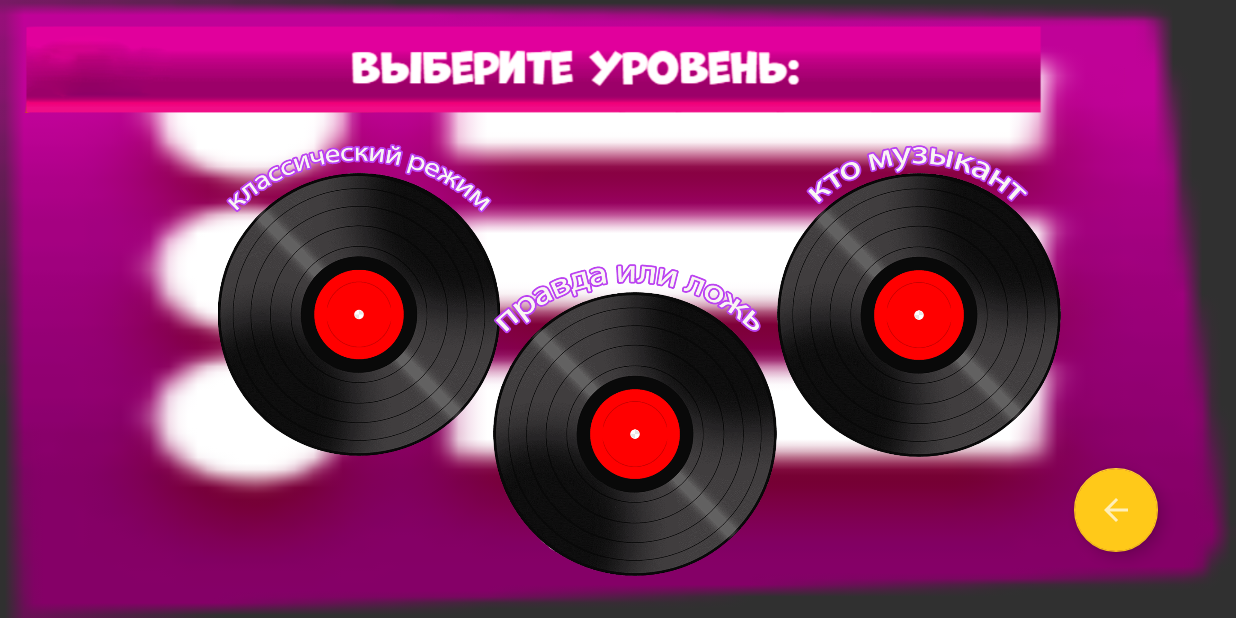
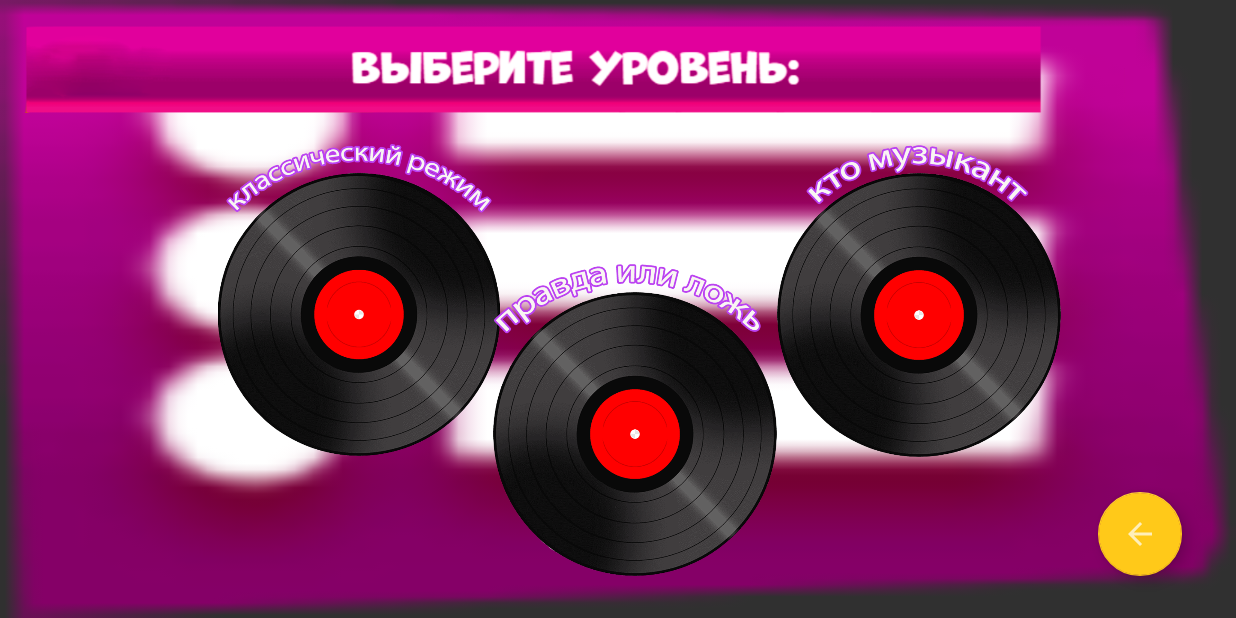
Before and after one commit to maxim200512345/GuessTheMusic, an Android app: the SelectTypeOfGame screen opened directly, with no data from a screen before it, on a phone screen of 824 x 412 dp (held sideways). Run offline under Robolectric (Android 15) with nearby library versions, the light colour scheme and no system bars.

Commit message:
final commit

```diff
--- a/app/src/main/java/com/codecademy/app/games/WhoIsSingerGame.java
+++ b/app/src/main/java/com/codecademy/app/games/WhoIsSingerGame.java
@@ -368,7 +368,7 @@ public class WhoIsSingerGame extends AppCompatActivity {
     }
     public  void startTimer(){
         if (timer == null){
-            timer = new CountDownTimer(5000, 1000) {
+            timer = new CountDownTimer(15000, 1000) {
                 @Override
                 public void onTick(long millisUntilFinished) {
                     String times = "осталось до конца раунда - " + millisUntilFinished / 1000;
@@ -394,7 +394,7 @@ public class WhoIsSingerGame extends AppCompatActivity {
         }
         else{
             timer.cancel();
-            timer = new CountDownTimer(5000, 1000) {
+            timer = new CountDownTimer(15000, 1000) {
                 @SuppressLint("SetTextI18n")
                 @Override
                 public void onTick(long millisUntilFinished) {
--- a/app/src/main/java/com/codecademy/app/games/classic_game.java
+++ b/app/src/main/java/com/codecademy/app/games/classic_game.java
@@ -326,7 +326,7 @@ public class classic_game extends AppCompatActivity {
         AlertDialog.Builder builder = new AlertDialog.Builder(this);
         builder.setTitle("верно")
                 .setMessage("это была песня " + name +
-                        "продолжаем?")
+                        " продолжаем?")
                 .setIcon(R.mipmap.ic_launcher)
                 .setPositiveButton("да", (dialog, id) -> {
                     newQuestion(turn);
@@ -342,7 +342,7 @@ public class classic_game extends AppCompatActivity {
     public void showPromIfFalseDialog(Context context){ // dialog if answer is incorrect
         AlertDialog.Builder builder = new AlertDialog.Builder(this);
         builder.setTitle("неверно")
-                .setMessage("это была песня  " + name +
+                .setMessage("это была песня  " + name + " " +
                         " продолжаем?")
                 .setIcon(R.mipmap.ic_launcher)
                 .setPositiveButton("да", (dialog, id) -> {
--- a/app/src/main/res/layout/activity_classic_game.xml
+++ b/app/src/main/res/layout/activity_classic_game.xml
@@ -38,7 +38,6 @@
             android:layout_alignParentTop="true"
             android:layout_centerHorizontal="true"
             android:layout_marginTop="32dp"
-            android:text="1"
             android:textAlignment="center"
             android:textColor="#FFFFFF"
             android:textSize="28sp"
--- a/app/src/main/res/layout/activity_select_type_of_game.xml
+++ b/app/src/main/res/layout/activity_select_type_of_game.xml
@@ -58,8 +58,8 @@
         android:id="@+id/floatingActionButton"
         android:layout_width="wrap_content"
         android:layout_height="wrap_content"
-        android:layout_marginTop="312dp"
-        android:layout_marginEnd="52dp"
+        android:layout_marginTop="328dp"
+        android:layout_marginEnd="36dp"
         android:clickable="true"
         app:backgroundTint="#FFC919"
         app:layout_constraintEnd_toEndOf="parent"
```
